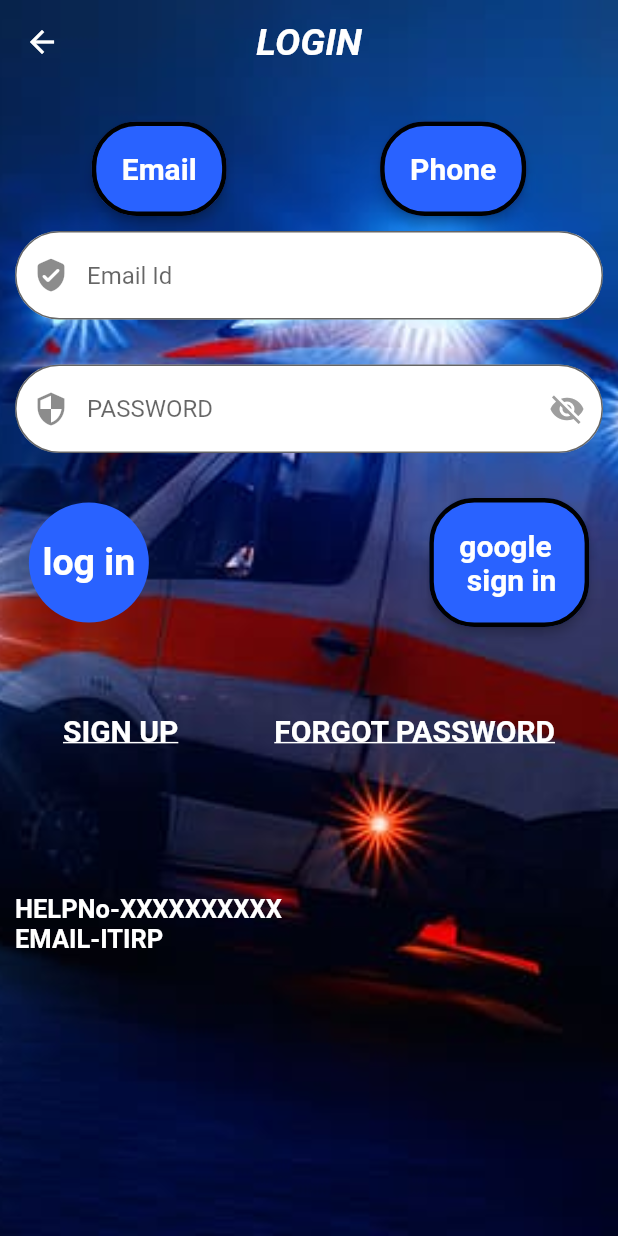
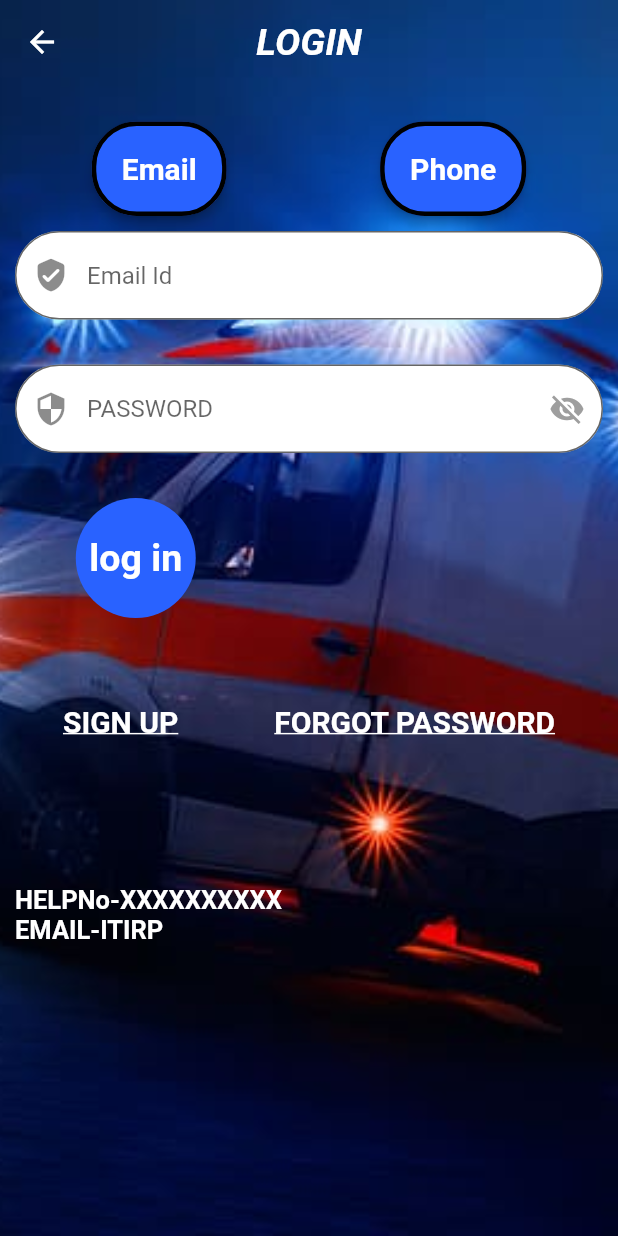
Before and after one commit to anirbanpal2002/appi, a Flutter app: the Instruction screen opened by its route, after a tap on the "verified" icon, on a phone screen of 412 x 824 dp. Run offline on Flutter 3.47's test engine with Material 2 defaults, Android fonts, the phone set to English and light mode, and no system bars; our stand-ins replace cloud_firestore, firebase_auth, firebase_core, google_sign_in, location; accounts and stored records are empty.

```diff
--- a/lib/Instruction.dart
+++ b/lib/Instruction.dart
@@ -49,7 +49,7 @@ class _InstructionState extends State<Instruction> {
                     onPressed: () {
                       Navigator.pushNamed(
                         context,
-                        'Registration',
+                        'Login',
                       );
                     },
                     //new Text('',style: TextStyle(color: Colors.white,fontSize: 25,fontWeight:FontWeight.bold
--- a/lib/Login.dart
+++ b/lib/Login.dart
@@ -46,23 +46,23 @@ class _MyLoginState extends State<MyLogin> {
     }
   }
 
-  Future<UserCredential> signInWithGoogle() async {
-    // Trigger the authentication flow
-    final GoogleSignInAccount? googleUser = await GoogleSignIn().signIn();
+  // Future<UserCredential> signInWithGoogle() async {
+  // Trigger the authentication flow
+  // final GoogleSignInAccount? googleUser = await GoogleSignIn().signIn();
 
-    // Obtain the auth details from the request
-    final GoogleSignInAuthentication? googleAuth =
-        await googleUser?.authentication;
+  // Obtain the auth details from the request
+  // final GoogleSignInAuthentication? googleAuth =
+  //     await googleUser?.authentication;
 
-    // Create a new credential
-    final credential = GoogleAuthProvider.credential(
-      accessToken: googleAuth?.accessToken,
-      idToken: googleAuth?.idToken,
-    );
+  // Create a new credential
+  // final credential = GoogleAuthProvider.credential(
+  //   accessToken: googleAuth?.accessToken,
+  //   idToken: googleAuth?.idToken,
+  // );
 
-    // Once signed in, return the UserCredential
-    return await FirebaseAuth.instance.signInWithCredential(credential);
-  }
+  // Once signed in, return the UserCredential
+  // return await FirebaseAuth.instance.signInWithCredential(credential);
+  // }
 
   List<Widget> emailSpace = [
     TextFormField(
@@ -272,26 +272,26 @@ class _MyLoginState extends State<MyLogin> {
                           SizedBox(
                             width: 150,
                           ),
-                          ElevatedButton(
-                            style: ElevatedButton.styleFrom(
-                                primary: Colors.blueAccent.shade700,
-                                side: BorderSide(width: 3, color: Colors.black),
-                                elevation: 3,
-                                shape: RoundedRectangleBorder(
-                                    borderRadius: BorderRadius.circular(30)),
-                                padding: EdgeInsets.all(20)),
-                            onPressed: () {
-                              signInWithGoogle();
-                            },
-                            child: const Text(
-                              "google \n sign in",
-                              style: TextStyle(
-                                color: Colors.white,
-                                fontSize: 20,
-                                fontWeight: FontWeight.bold,
-                              ),
-                            ),
-                          ),
+                          // ElevatedButton(
+                          //   style: ElevatedButton.styleFrom(
+                          //       primary: Colors.blueAccent.shade700,
+                          //       side: BorderSide(width: 3, color: Colors.black),
+                          //       elevation: 3,
+                          //       shape: RoundedRectangleBorder(
+                          //           borderRadius: BorderRadius.circular(30)),
+                          //       padding: EdgeInsets.all(20)),
+                          //   onPressed: () {
+                          //     signInWithGoogle();
+                          //   },
+                          //   child: const Text(
+                          //     "google \n sign in",
+                          //     style: TextStyle(
+                          //       color: Colors.white,
+                          //       fontSize: 20,
+                          //       fontWeight: FontWeight.bold,
+                          //     ),
+                          //   ),
+                          // ),
                         ],
                       )
                     ],
--- a/lib/Registration.dart
+++ b/lib/Registration.dart
@@ -111,7 +111,7 @@ class _MyRegistrationState extends State<MyRegistration> {
                       "Ambulance",
                       style: TextStyle(
                           color: Colors.white,
-                          fontSize: 20,
+                          fontSize: 18,
                           fontWeight: FontWeight.bold),
                     ),
                     const SizedBox(width: 100.0),
@@ -206,8 +206,11 @@ class _MyRegistrationState extends State<MyRegistration> {
                           fontSize: 15),
                       fillColor: Colors.white,
                       filled: true,
-                      hintText: 'V number',
-                      prefixIcon: const Icon(Icons.car_rental),
+                      hintText: "V NUMBER",
+                      prefixIcon: const Icon(
+                        Icons.car_rental,
+                        size: 30,
+                      ),
                       border: OutlineInputBorder(
                           borderRadius: BorderRadius.circular(30))),
                 ),
--- a/lib/main.dart
+++ b/lib/main.dart
@@ -21,6 +21,7 @@ Future<void> main() async {
       routes: {
         'Registration': (context) => const MyRegistration(),
         'Trigger': (context) => const MyTrigger(),
+        'Login': (context) => const MyLogin(),
         'Instruction': (context) => const Instruction(),
       },
     ),
```
